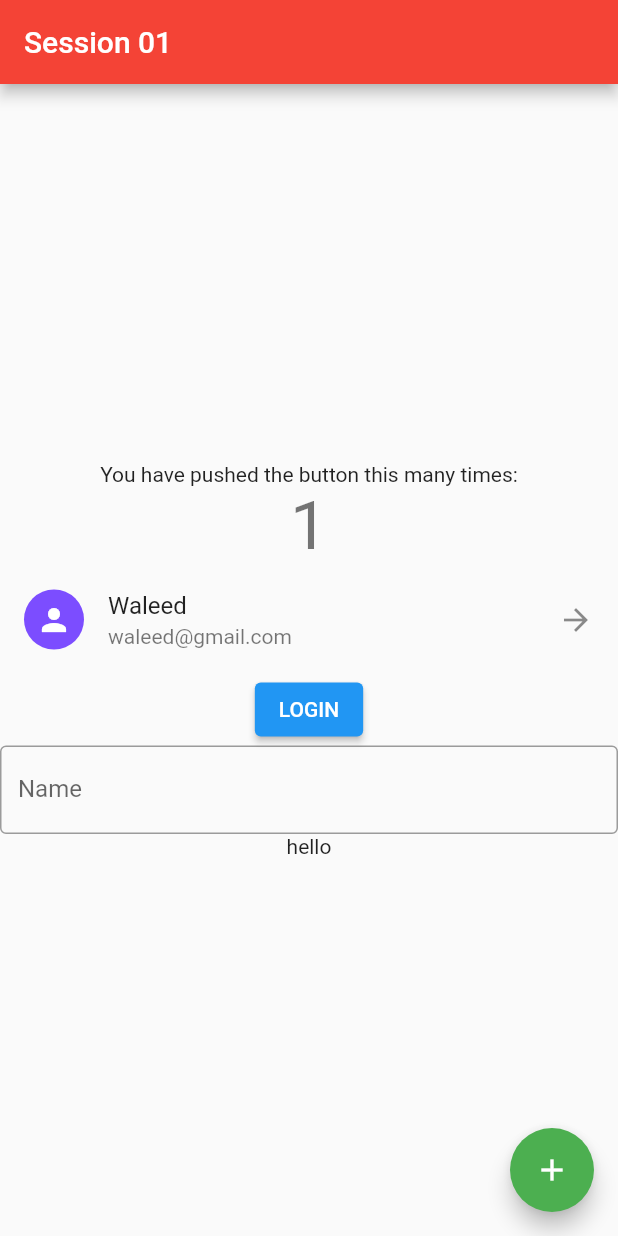
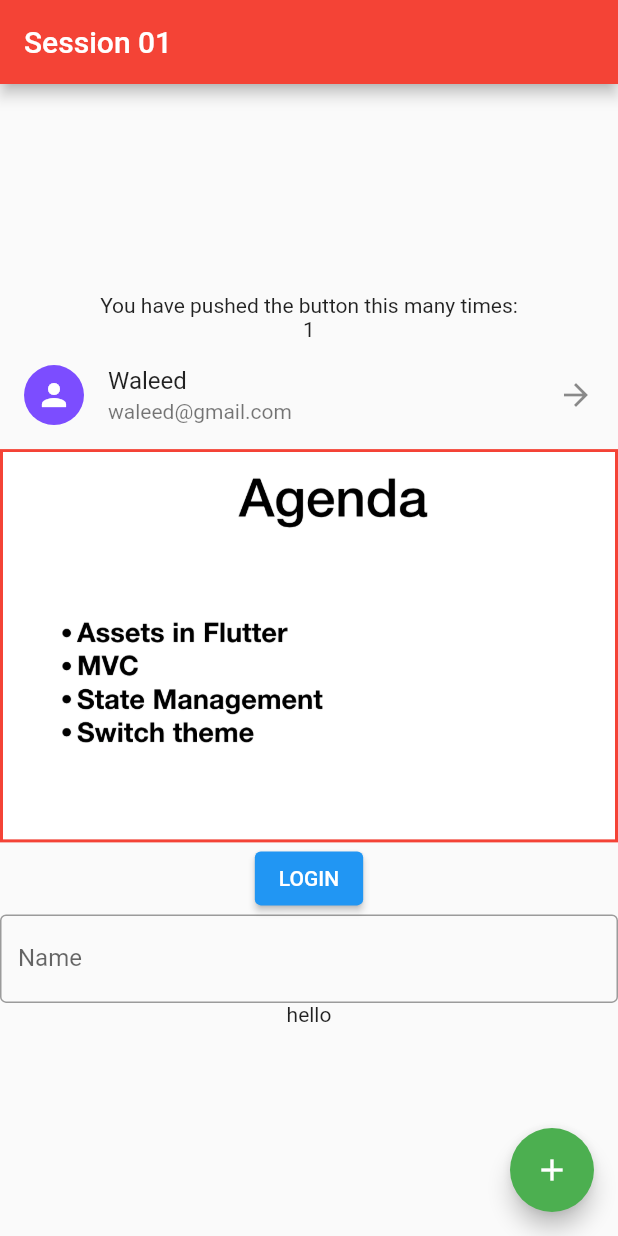
Before and after one commit to wal33d006/bootcamp, a Flutter app: the screen it shows after launch, after a tap on "LOGIN", on a phone screen of 412 x 824 dp. Run offline on Flutter 3.47's test engine with Material 2 defaults, Android fonts, the phone set to English and light mode, and no system bars; network calls fail.

Commit message:
Add assets. Add provider.

```diff
--- /dev/null
+++ b/lib/helpers/global.dart
@@ -0,0 +1,4 @@
+abstract class Urls {
+  static const String baseUrl = 'https://coronavirus-19-api.herokuapp.com';
+  static const String countries = '$baseUrl/countries';
+}
--- a/lib/main.dart
+++ b/lib/main.dart
@@ -1,27 +1,22 @@
-
-import 'package:bootcamp/second_screen.dart';
+import 'package:bootcamp/views/country_list_page.dart';
 import 'package:flutter/material.dart';
+import 'package:provider/provider.dart';
 
 void main() {
-  runApp(MyApp());
+  runApp(
+    ChangeNotifierProvider(
+      create: (_) => Counter(),
+      child: MyApp(),
+    ),
+  );
 }
 
 class MyApp extends StatelessWidget {
-  // This widget is the root of your application.
   @override
   Widget build(BuildContext context) {
     return MaterialApp(
       title: 'Flutter Demo',
       theme: ThemeData(
-        // This is the theme of your application.
-        //
-        // Try running your application with "flutter run". You'll see the
-        // application has a blue toolbar. Then, without quitting the app, try
-        // changing the primarySwatch below to Colors.green and then invoke
-        // "hot reload" (press "r" in the console where you ran "flutter run",
-        // or simply save your changes to "hot reload" in a Flutter IDE).
-        // Notice that the counter didn't reset back to zero; the application
-        // is not restarted.
         primaryColor: Colors.red,
         accentColor: Colors.green,
         primaryColorDark: Colors.deepPurpleAccent,
@@ -31,17 +26,17 @@ class MyApp extends StatelessWidget {
   }
 }
 
+class Counter with ChangeNotifier {
+  int count = 0;
+
+  increment() {
+    count++;
+    notifyListeners();
+  }
+}
+
 class MyHomePage extends StatefulWidget {
   MyHomePage({Key? key, required this.title}) : super(key: key);
-
-  // This widget is the home page of your application. It is stateful, meaning
-  // that it has a State object (defined below) that contains fields that affect
-  // how it looks.
-
-  // This class is the configuration for the state. It holds the values (in this
-  // case the title) provided by the parent (in this case the App widget) and
-  // used by the build method of the State. Fields in a Widget subclass are
-  // always marked "final".
 
   final String title;
 
@@ -61,16 +56,8 @@ class _MyHomePageState extends State<MyHomePage> {
 
   @override
   Widget build(BuildContext context) {
-    // This method is rerun every time setState is called, for instance as done
-    // by the _incrementCounter method above.
-    //
-    // The Flutter framework has been optimized to make rerunning build methods
-    // fast, so that you can just rebuild anything that needs updating rather
-    // than having to individually change instances of widgets.
     return Scaffold(
       appBar: AppBar(
-        // Here we take the value from the MyHomePage object that was created by
-        // the App.build method, and use it to set our appbar title.
         title: Text(widget.title),
       ),
       body: Center(
@@ -80,28 +67,28 @@ class _MyHomePageState extends State<MyHomePage> {
             Text(
               'You have pushed the button this many times:',
             ),
-            Text(
-              '$_counter',
-              style: Theme.of(context).textTheme.headline3,
-            ),
+            MyTextWidget(),
             ListTile(
               title: Text('Waleed'),
               subtitle: Text('waleed@gmail.com'),
               trailing: Icon(Icons.arrow_forward),
               leading: CircleAvatar(child: Icon(Icons.person)),
             ),
+            Container(
+              child: Image.asset('assets/Icon.png'),
+              decoration: BoxDecoration(
+                border: Border.all(color: Colors.red, width: 2),
+              ),
+            ),
             ElevatedButton(
               onPressed: () {
-                _incrementCounter();
+                context.read<Counter>().increment();
               },
               child: Text('LOGIN'),
             ),
             TextField(
               controller: textController,
-              decoration: InputDecoration(
-                  border: OutlineInputBorder(),
-                  hintText: 'Enter your name',
-                  labelText: 'Name'),
+              decoration: InputDecoration(border: OutlineInputBorder(), hintText: 'Enter your name', labelText: 'Name'),
             ),
             Text('hello'),
           ],
@@ -125,3 +112,10 @@ class _MyHomePageState extends State<MyHomePage> {
     );
   }
 }
+
+class MyTextWidget extends StatelessWidget {
+  @override
+  Widget build(BuildContext context) {
+    return Text('${context.watch<Counter>().count}');
+  }
+}
--- a/pubspec.yaml
+++ b/pubspec.yaml
@@ -24,6 +24,7 @@ dependencies:
   flutter:
     sdk: flutter
   http: ^0.13.3
+  provider: ^5.0.0
 
 
   # The following adds the Cupertino Icons font to your application.
@@ -46,7 +47,8 @@ flutter:
   uses-material-design: true
 
   # To add assets to your application, add an assets section, like this:
-  # assets:
+  assets:
+    - assets/
   #   - images/a_dot_burr.jpeg
   #   - images/a_dot_ham.jpeg
 
```
Also changed, not shown: lib/controllers/api_controller.dart (added, +25 -0 lines), lib/views/country_detail.dart (added, +64 -0 lines), lib/views/country_list_page.dart (renamed from lib/second_screen.dart, +14 -10 lines), assets/Icon.png (added), lib/models/country_model.dart (renamed from lib/country_model.dart).
